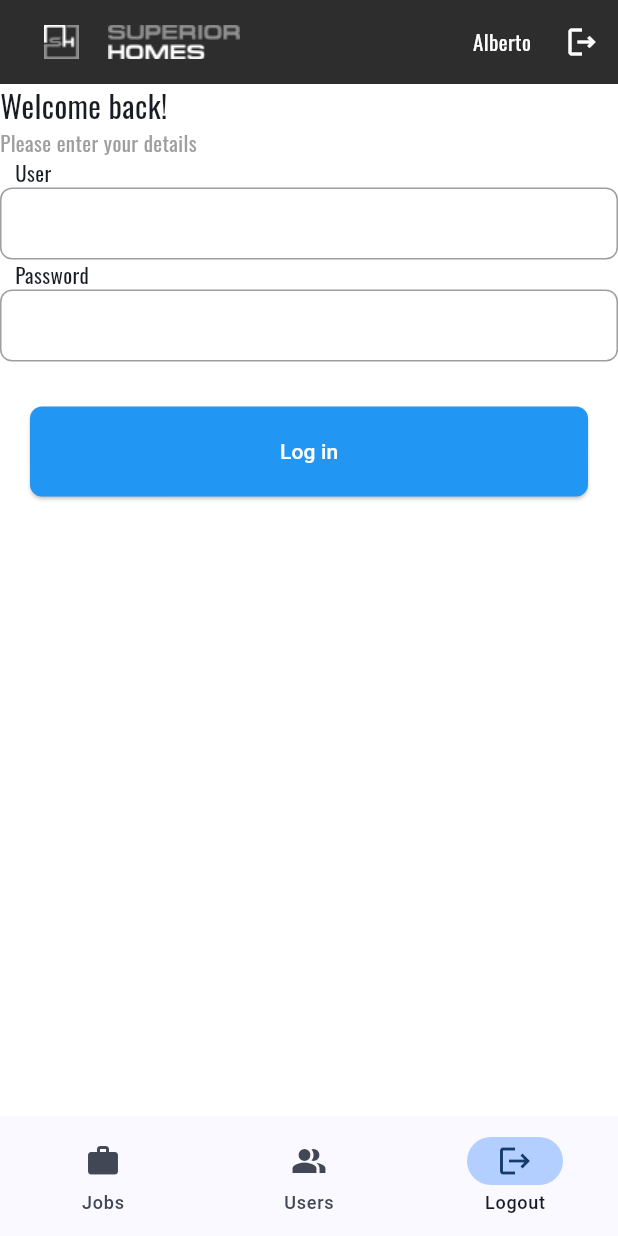
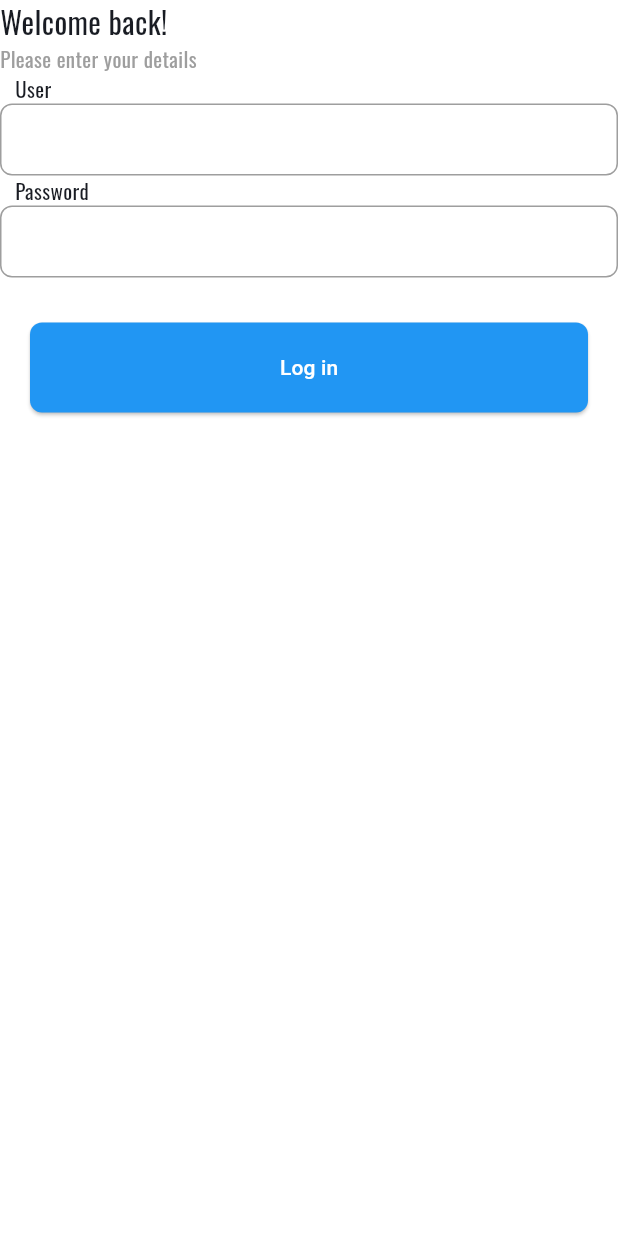
Before and after one commit to innovaciones-co/bflow-client, a Flutter app: the LoginPage screen opened by its route, on a phone screen of 412 x 824 dp. Run offline on Flutter 3.47's test engine with Material 3 defaults, Android fonts, the phone set to English and light mode, and no system bars; our stand-ins replace equatable, go_router, google_fonts.

Commit message:
Separate login page

```diff
--- a/lib/src/core/routes/router.dart
+++ b/lib/src/core/routes/router.dart
@@ -21,12 +21,6 @@ const List<CustomNavigationDestination> homeDestinations = [
     icon: Icon(Icons.people_alt),
     route: RoutesName.users,
     child: UsersPage(),
-  ),
-  CustomNavigationDestination(
-    label: 'Logout',
-    icon: Icon(Icons.logout),
-    route: RoutesName.login,
-    child: LoginPage(),
   ),
 ];
 
@@ -59,5 +53,15 @@ final appRouter = GoRouter(
           ),
         ),
       ),
+    // LoginScreen
+    GoRoute(
+      path: RoutesName.login,
+      pageBuilder: (context, state) => const MaterialPage<void>(
+        key: _pageKey,
+        child: LoginPage(
+          key: _scaffoldKey,
+        ),
+      ),
+    ),
   ],
 );
--- a/lib/src/features/login/presentation/pages/login_page.dart
+++ b/lib/src/features/login/presentation/pages/login_page.dart
@@ -1,15 +1,22 @@
 import 'package:flutter/material.dart';
 
 class LoginPage extends StatelessWidget {
-  const LoginPage({Key? key}) : super(key: key);
+  const LoginPage({super.key});
 
   @override
   Widget build(BuildContext context) {
-    return Column(
+    return Scaffold(
+      body: Column(
         crossAxisAlignment: CrossAxisAlignment.start,
         children: [
-        const Text("Welcome back!", style: TextStyle(fontSize: 20),),
-        const Text("Please enter your details", style: TextStyle(color: Colors.grey),),
+          const Text(
+            "Welcome back!",
+            style: TextStyle(fontSize: 20),
+          ),
+          const Text(
+            "Please enter your details",
+            style: TextStyle(color: Colors.grey),
+          ),
           const Padding(
             padding: EdgeInsets.symmetric(horizontal: 10),
             child: Text("User"),
@@ -55,7 +62,7 @@ class LoginPage extends StatelessWidget {
             ),
           ),
           Padding(
-          padding: const EdgeInsets.only(top:30, right: 20, left: 20),
+            padding: const EdgeInsets.only(top: 30, right: 20, left: 20),
             child: ElevatedButton(
               style: ElevatedButton.styleFrom(
                 //padding: const EdgeInsets.symmetric(vertical: 1, horizontal: 20), // THIS no hace nada
@@ -73,6 +80,7 @@ class LoginPage extends StatelessWidget {
             ),
           ),
         ],
+      ),
     );
   }
 }
```
Lines whose indentation alone changed are shown as unchanged.
